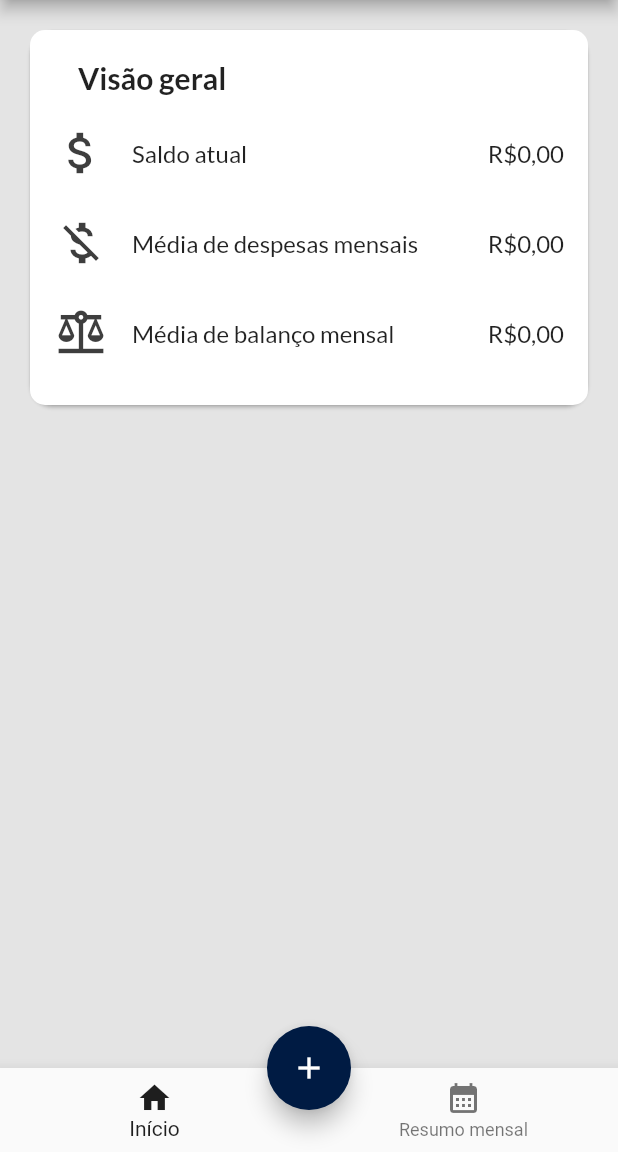
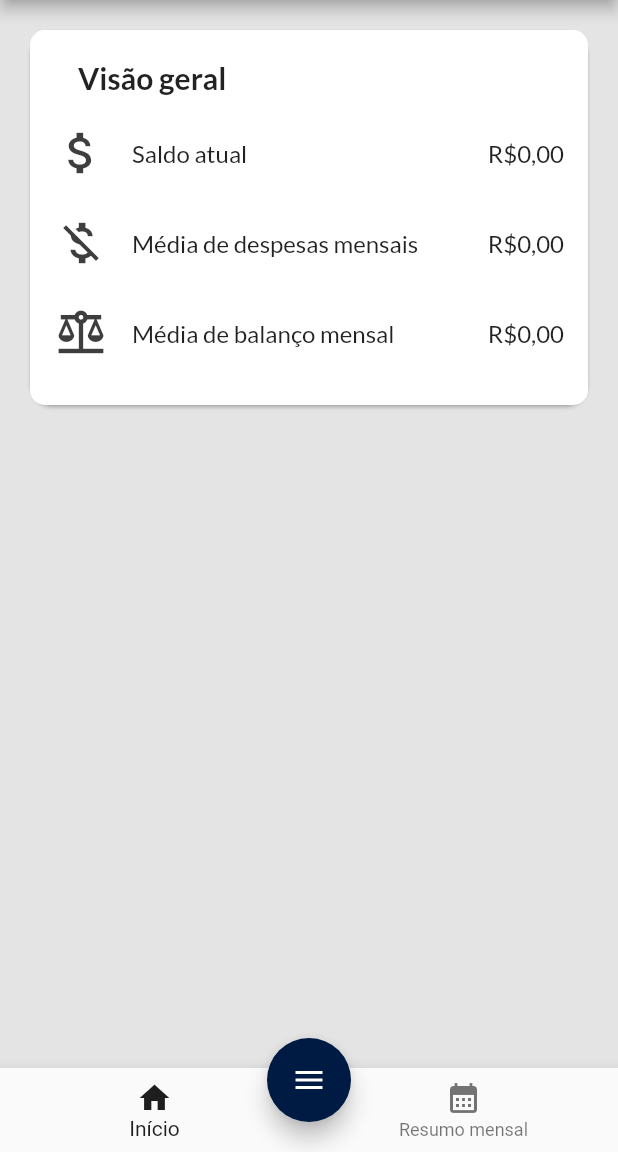
Before and after one commit to RodrigoVieira06/projeto-controle-financeiro, a Flutter app: the screen it shows once a user with an empty profile is signed in, on a phone screen of 412 x 824 dp, the part 84-1236 px from its top. Run offline on Flutter 3.47's test engine with Material 2 defaults, Android fonts, the phone set to English and light mode, and no system bars; our stand-ins replace firebase_auth, firebase_core, flutter_modular; accounts and stored records are empty.

Commit message:
Adicionado o botao de adicionar fluxo de caixa na tela inicial

```diff
--- /dev/null
+++ b/lib/screens/home/components/forms/forms.dart
@@ -0,0 +1,2 @@
+export 'package:projeto_controle_financeiro/screens/home/components/forms/despesas_form_widget.dart';
+export 'package:projeto_controle_financeiro/screens/home/components/forms/faturamentos_form_widget.dart';
--- a/lib/screens/home/page/home_page_widget.dart
+++ b/lib/screens/home/page/home_page_widget.dart
@@ -1,6 +1,7 @@
 import 'package:flutter/material.dart';
-import 'package:projeto_controle_financeiro/components/drawer_widget.dart';
+import 'package:projeto_controle_financeiro/components/components.dart';
 import 'package:projeto_controle_financeiro/screens/home/components/body/body.dart';
+import 'package:projeto_controle_financeiro/screens/home/components/forms/forms.dart';
 import 'package:projeto_controle_financeiro/utils/theme.dart';
 
 class HomePageWidget extends StatefulWidget {
@@ -10,13 +11,60 @@ class HomePageWidget extends StatefulWidget {
   State<HomePageWidget> createState() => _HomePageWidgetState();
 }
 
-class _HomePageWidgetState extends State<HomePageWidget> {
+class _HomePageWidgetState extends State<HomePageWidget>
+    with SingleTickerProviderStateMixin {
   int _selectedIndex = 0;
 
   void _onItemTapped(int index) {
     setState(() {
       _selectedIndex = index;
     });
+  }
+
+  late AnimationController _animationController;
+
+  late Animation<double> _buttonAnimatedIcon;
+
+  late Animation<double> _translateButton;
+
+  bool _isExpanded = false;
+
+  @override
+  initState() {
+    _animationController = AnimationController(
+      vsync: this,
+      duration: const Duration(milliseconds: 600),
+    )..addListener(() {
+        setState(() {});
+      });
+
+    _buttonAnimatedIcon =
+        Tween<double>(begin: 0.0, end: 1.0).animate(_animationController);
+
+    _translateButton = Tween<double>(
+      begin: 100,
+      end: -20,
+    ).animate(CurvedAnimation(
+      parent: _animationController,
+      curve: Curves.easeInOut,
+    ));
+    super.initState();
+  }
+
+  @override
+  dispose() {
+    _animationController.dispose();
+    super.dispose();
+  }
+
+  _toggle() {
+    if (_isExpanded) {
+      _animationController.reverse();
+    } else {
+      _animationController.forward();
+    }
+
+    _isExpanded = !_isExpanded;
   }
 
   final List<Widget> _widgetOptions = <Widget>[
@@ -44,10 +92,59 @@ class _HomePageWidgetState extends State<HomePageWidget> {
         ),
       ),
       body: _widgetOptions.elementAt(_selectedIndex),
-      floatingActionButton: FloatingActionButton(
-        backgroundColor: const Color.fromARGB(255, 0, 27, 67),
-        child: const Icon(Icons.add),
-        onPressed: () => {},
+      floatingActionButton: Padding(
+        padding: const EdgeInsets.only(bottom: 20.0),
+        child: Column(
+          mainAxisAlignment: MainAxisAlignment.end,
+          children: [
+            Transform(
+              transform: Matrix4.translationValues(
+                0.0,
+                _translateButton.value * 3,
+                0.0,
+              ),
+              child: FloatingActionButton(
+                backgroundColor: Colors.blue[400],
+                child: const Icon(Icons.attach_money),
+                onPressed: () => {
+                  showDialog(
+                    context: context,
+                    builder: (BuildContext context) {
+                      return FaturamentosFormWidget();
+                    },
+                  )
+                },
+              ),
+            ),
+            Transform(
+              transform: Matrix4.translationValues(
+                0.0,
+                _translateButton.value * 2,
+                0.0,
+              ),
+              child: FloatingActionButton(
+                backgroundColor: Colors.red[400],
+                child: const Icon(Icons.money_off),
+                onPressed: () => {
+                  showDialog(
+                    context: context,
+                    builder: (BuildContext context) {
+                      return DespesasFormWidget();
+                    },
+                  )
+                },
+              ),
+            ),
+            FloatingActionButton(
+              onPressed: _toggle,
+              backgroundColor: const Color.fromARGB(255, 0, 27, 67),
+              child: AnimatedIcon(
+                icon: AnimatedIcons.menu_close,
+                progress: _buttonAnimatedIcon,
+              ),
+            ),
+          ],
+        ),
       ),
       floatingActionButtonLocation: FloatingActionButtonLocation.centerDocked,
       bottomNavigationBar: BottomNavigationBar(
```
Also changed, not shown: lib/screens/home/components/forms/despesas_form_widget.dart (added, +170 -0 lines), lib/screens/home/components/forms/faturamentos_form_widget.dart (added, +170 -0 lines).
